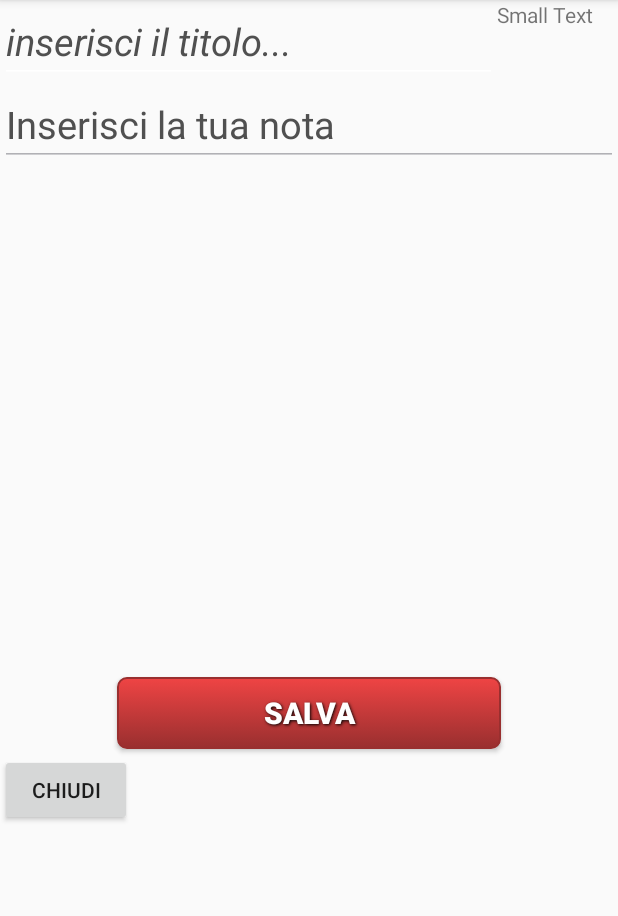
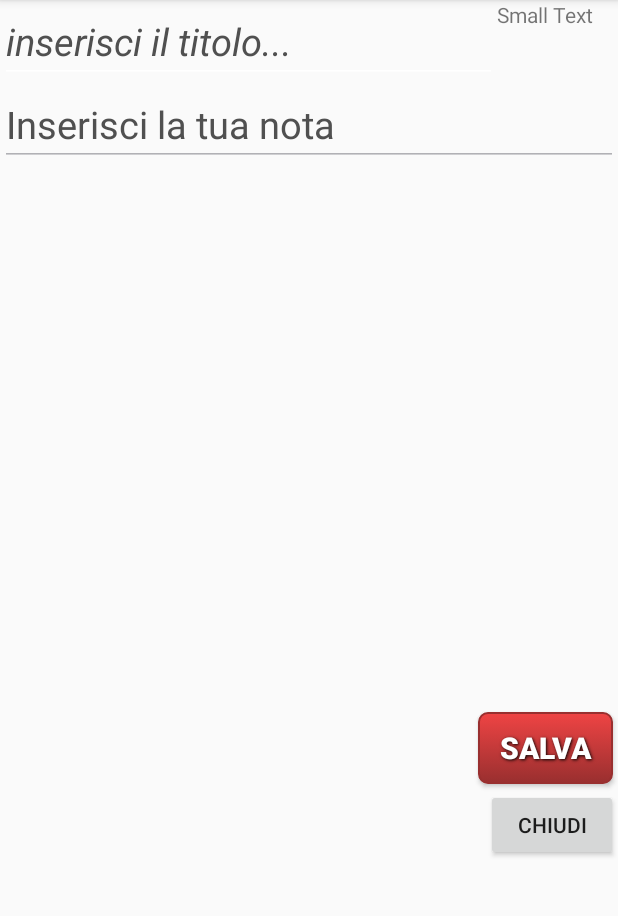
Before and after one commit to mstefanini/noteapplication, an Android app: the fragment ModifyFrag placed in its activity, on a phone screen of 412 x 824 dp, the part 84-1000 px from its top. Run offline under Robolectric (Android 15) with nearby library versions, the phone set to English and light mode, and no system bars; libraries missing offline, so code that uses them is left out: com.couchbase.lite, com.michaldrabik.tapbarmenulib; plain views replace TapBarMenu; 7 statements that could not run were skipped.

Commit message:
pulsanti vari

```diff
--- a/app/src/main/java/com/neko/noteapplication/MainActivity.java
+++ b/app/src/main/java/com/neko/noteapplication/MainActivity.java
@@ -60,6 +60,7 @@ public class MainActivity extends AppCompatActivity implements SearchView.OnQuer
         btnAggiungi.setOnClickListener(new View.OnClickListener() {
             @Override
             public void onClick(View v) {
+                fragment = ModifyFrag.newInstance();
                 FragmentTransaction vTrans= fragmentManager.beginTransaction();
                 vTrans.add(R.id.container, fragment, FRAGMENT);
                 vTrans.commit();
--- a/app/src/main/java/com/neko/noteapplication/ModifyFrag.java
+++ b/app/src/main/java/com/neko/noteapplication/ModifyFrag.java
@@ -3,12 +3,14 @@ package com.neko.noteapplication;
 import android.content.Context;
 import android.os.Bundle;
 import android.support.v4.app.Fragment;
+import android.support.v4.app.FragmentTransaction;
 import android.util.Log;
 import android.view.LayoutInflater;
 import android.view.View;
 import android.view.ViewGroup;
 import android.widget.Button;
 import android.widget.EditText;
+import android.widget.ImageView;
 import android.widget.TextView;
 
 import com.michaldrabik.tapbarmenulib.TapBarMenu;
@@ -35,6 +37,7 @@ public class ModifyFrag extends Fragment {
     Button bclose;
     EditText miotitolo=null;
     EditText miadescr=null;
+    ImageView btnAddImage;
 
     @Override
     public void onAttach(Context context) {
@@ -59,6 +62,16 @@ public class ModifyFrag extends Fragment {
         aMenu.setOnClickListener(new View.OnClickListener() {
             @Override public void onClick(View v) {
                 aMenu.toggle();
+
+            }
+        });
+
+        btnAddImage = (ImageView)vView.findViewById(R.id.btnAddImage);
+        btnAddImage.setOnClickListener(new View.OnClickListener() {
+            @Override
+            public void onClick(View v) {
+
+
             }
         });
 
--- /dev/null
+++ b/app/src/main/java/com/neko/noteapplication/utils/Utility.java
@@ -0,0 +1,49 @@
+package com.neko.noteapplication.utils;
+
+import android.Manifest;
+import android.annotation.TargetApi;
+import android.app.Activity;
+import android.content.Context;
+import android.content.DialogInterface;
+import android.content.pm.PackageManager;
+import android.os.Build;
+import android.support.v4.app.ActivityCompat;
+import android.support.v4.content.ContextCompat;
+import android.support.v7.app.AlertDialog;
+public class Utility {
+
+    public static final int MY_PERMISSIONS_REQUEST_READ_EXTERNAL_STORAGE = 123;
+
+    @TargetApi(Build.VERSION_CODES.JELLY_BEAN)
+    public static boolean checkPermission(final Context context)
+    {
+        int currentAPIVersion = Build.VERSION.SDK_INT;
+        if(currentAPIVersion>=android.os.Build.VERSION_CODES.M)
+        {
+            if (ContextCompat.checkSelfPermission(context, Manifest.permission.READ_EXTERNAL_STORAGE) != PackageManager.PERMISSION_GRANTED) {
+                if (ActivityCompat.shouldShowRequestPermissionRationale((Activity) context, Manifest.permission.READ_EXTERNAL_STORAGE)) {
+                    AlertDialog.Builder alertBuilder = new AlertDialog.Builder(context);
+                    alertBuilder.setCancelable(true);
+                    alertBuilder.setTitle("Permission necessary");
+                    alertBuilder.setMessage("External storage permission is necessary");
+                    alertBuilder.setPositiveButton(android.R.string.yes, new DialogInterface.OnClickListener() {
+                        @TargetApi(Build.VERSION_CODES.JELLY_BEAN)
+                        public void onClick(DialogInterface dialog, int which) {
+                            ActivityCompat.requestPermissions((Activity) context, new String[]{Manifest.permission.READ_EXTERNAL_STORAGE}, MY_PERMISSIONS_REQUEST_READ_EXTERNAL_STORAGE);
+                        }
+                    });
+                    AlertDialog alert = alertBuilder.create();
+                    alert.show();
+
+                } else {
+                    ActivityCompat.requestPermissions((Activity) context, new String[]{Manifest.permission.READ_EXTERNAL_STORAGE}, MY_PERMISSIONS_REQUEST_READ_EXTERNAL_STORAGE);
+                }
+                return false;
+            } else {
+                return true;
+            }
+        } else {
+            return true;
+        }
+    }
+}
--- /dev/null
+++ b/app/src/main/res/drawable/addimage.xml
@@ -0,0 +1,36 @@
+<?xml version="1.0" encoding="utf-8"?>
+<vector xmlns:android="http://schemas.android.com/apk/res/android"
+    android:width="60dp"
+    android:height="60dp"
+    android:viewportWidth="60"
+    android:viewportHeight="60">
+
+    <path
+        android:fillColor="#ECF0F1"
+        android:pathData="M 1 4.5 H 56 V 46.5 H 1 V 4.5 Z" />
+    <path
+        android:fillColor="#545E73"
+        android:pathData="M57,47.5H0v-44h57V47.5z M2,45.5h53v-40H2V45.5z" />
+    <path
+        android:fillColor="#545E73"
+        android:pathData="M 5 8.5 H 52 V 42.5 H 5 V 8.5 Z" />
+    <path
+        android:fillColor="#ECF0F1"
+        android:pathData="M53,43.5H4v-36h49V43.5z M6,41.5h45v-32H6V41.5z" />
+    <path
+        android:fillColor="#F3D55A"
+        android:pathData="M 15 12.5 C 17.523389022 12.5 19.569 14.545610978 19.569 17.069 C 19.569 19.592389022 17.523389022 21.638 15 21.638 C 12.476610978 21.638 10.431 19.592389022 10.431 17.069 C 10.431 14.545610978 12.476610978 12.5 15 12.5 Z" />
+    <path
+        android:fillColor="#11A085"
+        android:pathData="M 51 32.611 L 50 31.5 L 38 20.5 L 27.5 32 L 32.983 37.483 L 37 41.5 L 51 41.5 Z" />
+    <path
+        android:fillColor="#26B999"
+        android:pathData="M 6 41.5 L 37 41.5 L 32.983 37.483 L 22.017 26.517 L 6 40.5 Z" />
+    <path
+        android:fillColor="#71C386"
+        android:pathData="M 48 32.5 C 54.627416998 32.5 60 37.872583002 60 44.5 C 60 51.127416998 54.627416998 56.5 48 56.5 C 41.372583002 56.5 36 51.127416998 36 44.5 C 36 37.872583002 41.372583002 32.5 48 32.5 Z" />
+    <path
+        android:fillColor="#FFFFFF"
+        android:pathData="M54,43.5h-5v-5c0-0.552-0.448-1-1-1s-1,0.448-1,1v5h-5c-0.552,0-1,0.448-1,1s0.448,1,1,1h5v5
+c0,0.552,0.448,1,1,1s1-0.448,1-1v-5h5c0.552,0,1-0.448,1-1S54.552,43.5,54,43.5z" />
+</vector>
--- a/app/src/main/res/layout/first_fragment.xml
+++ b/app/src/main/res/layout/first_fragment.xml
@@ -1,5 +1,5 @@
 <?xml version="1.0" encoding="utf-8"?>
-<LinearLayout xmlns:android="http://schemas.android.com/apk/res/android"
+<RelativeLayout xmlns:android="http://schemas.android.com/apk/res/android"
     android:layout_width="match_parent"
     android:layout_height="match_parent"
     xmlns:app="http://schemas.android.com/apk/res-auto"
@@ -11,13 +11,19 @@
         android:layout_width="match_parent"
         android:layout_height="match_parent"
         android:weightSum="1"
-        android:background="#fafafa">
+        android:background="#fafafa"
+        android:layout_alignParentLeft="true"
+        android:layout_marginLeft="0dp"
+        android:layout_alignParentTop="true"
+        android:layout_marginTop="0dp">
 
         <LinearLayout
             android:orientation="horizontal"
             android:layout_width="match_parent"
             android:layout_height="342dp"
             android:layout_weight="0.40">
+
+
 
             <LinearLayout
                 android:orientation="vertical"
@@ -70,6 +76,8 @@
                     android:textColorHint="#505050" />
 
             </LinearLayout>
+
+
         </LinearLayout>
 
         <LinearLayout
@@ -80,31 +88,32 @@
             <Button
                 android:background="@drawable/red_button"
                 android:id="@+id/buttonSave"
-                android:layout_width="256dp"
+                android:layout_width="90dp"
                 android:layout_height="wrap_content"
                 android:text="SALVA"
                 style="@style/button_text"
                 android:textSize="20dp"
-                android:layout_gravity="center_horizontal" />
+                android:layout_gravity="center_horizontal|right" />
 
             <Button
                 android:layout_width="wrap_content"
                 android:layout_height="wrap_content"
                 android:text="CHIUDI"
-                android:id="@+id/bClose" />
+                android:id="@+id/bClose"
+                android:layout_gravity="right" />
         </LinearLayout>
+
+    </LinearLayout>
+
     <com.michaldrabik.tapbarmenulib.TapBarMenu
         android:id="@+id/tapBarMenu2"
         android:layout_width="match_parent"
         android:layout_height="56dp"
         android:layout_marginBottom="2dp"
-            android:layout_gravity="left"
         android:layout_alignParentBottom="true"
         app:tbm_backgroundColor="#0d65ff"
         app:tbm_showItems="false"
-            android:layout_alignParentStart="true"
-            android:orientation="vertical">
-
+        >
         <ImageView
             android:id="@+id/item1"
             android:layout_width="0dp"
@@ -114,22 +123,20 @@
             android:paddingBottom="10dp"
             android:src="@drawable/ic_arrow_to_drawer"
             />
-
         <Space
             android:layout_width="56dp"
             android:layout_height="match_parent"
             />
 
         <ImageView
-                android:id="@+id/btnAggiungi"
+            android:id="@+id/btnAddImage"
             android:layout_width="0dp"
             android:layout_height="wrap_content"
             android:layout_weight="1"
             android:paddingTop="10dp"
             android:paddingBottom="10dp"
-                android:src="@drawable/ic_arrow_vector" />
+            android:src="@drawable/addimage"
+            />
     </com.michaldrabik.tapbarmenulib.TapBarMenu>
-    </LinearLayout>
 
-
-</LinearLayout>
+</RelativeLayout>
```
Lines whose indentation alone changed are shown as unchanged.
